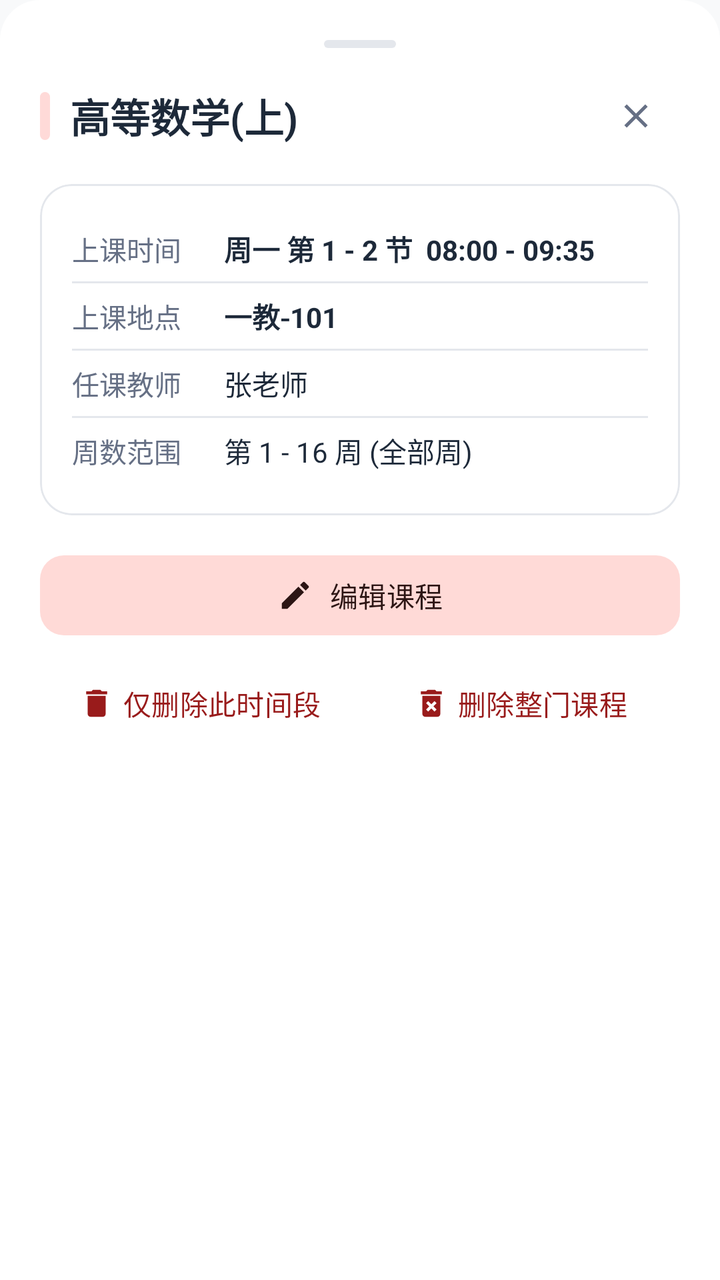
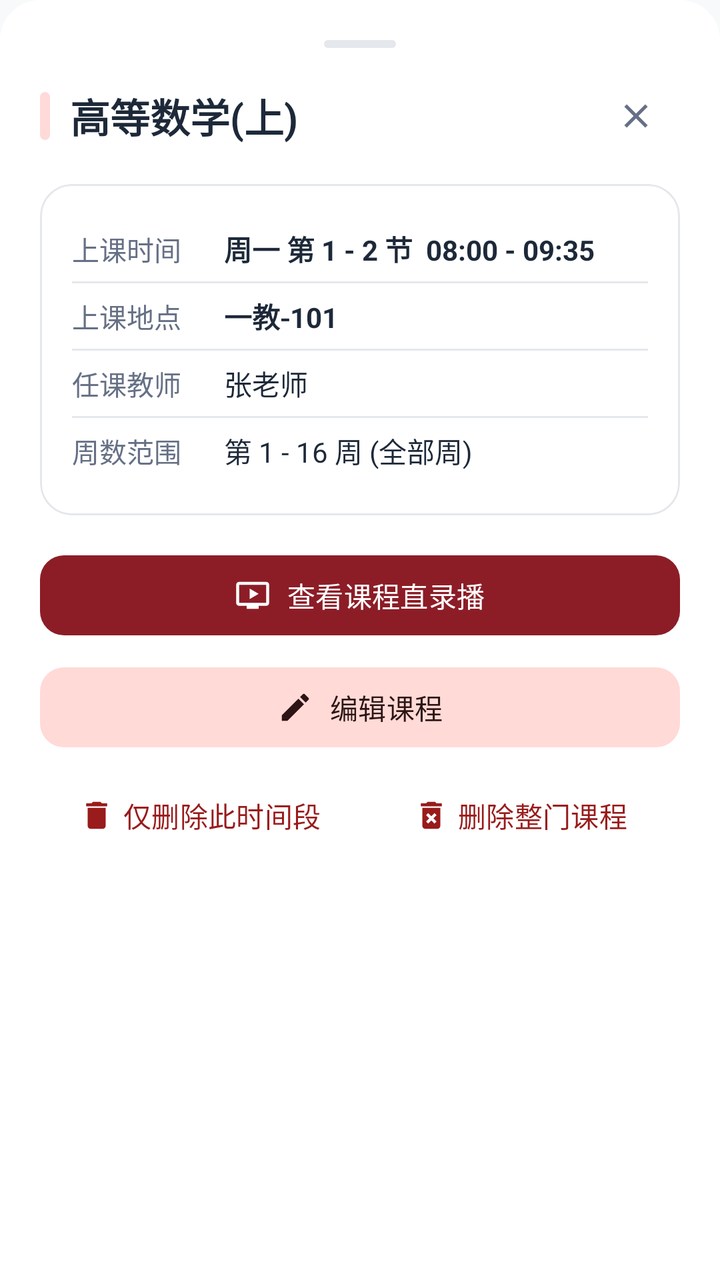

Screens rendered from an Android XML layout before and after an edit, with the pre-edit source and the edit as a unified diff.
<!-- AndroidManifest.xml: application theme Theme.UsstJwgl -->
<!-- res/layout/dialog_course_detail_wakeup.xml -->
<?xml version="1.0" encoding="utf-8"?>
<LinearLayout xmlns:android="http://schemas.android.com/apk/res/android"
    xmlns:app="http://schemas.android.com/apk/res-auto"
    android:layout_width="match_parent"
    android:layout_height="wrap_content"
    android:orientation="vertical"
    android:background="@drawable/bottom_sheet_bg"
    android:padding="20dp">

    
    <View
        android:layout_width="36dp"
        android:layout_height="4dp"
        android:layout_gravity="center_horizontal"
        android:layout_marginBottom="16dp"
        android:background="@drawable/drag_handle" />

    
    <LinearLayout
        android:layout_width="match_parent"
        android:layout_height="wrap_content"
        android:orientation="horizontal"
        android:gravity="center_vertical">

        <View
            android:id="@+id/viewCourseColor"
            android:layout_width="5dp"
            android:layout_height="24dp"
            android:layout_marginEnd="10dp"
            android:background="@drawable/badge_bg" />

        <TextView
            android:id="@+id/tvCourseTitle"
            android:layout_width="0dp"
            android:layout_height="wrap_content"
            android:layout_weight="1"
            android:text="高等数学(上)"
            android:textColor="@color/text_primary"
            android:textSize="20sp"
            android:textStyle="bold" />

        <com.google.android.material.button.MaterialButton
            android:id="@+id/btnClose"
            style="@style/Widget.Material3.Button.IconButton"
            android:layout_width="36dp"
            android:layout_height="36dp"
            android:padding="0dp"
            app:icon="@drawable/ic_close"
            app:iconTint="@color/text_secondary" />
    </LinearLayout>

    
    <com.google.android.material.card.MaterialCardView
        android:layout_width="match_parent"
        android:layout_height="wrap_content"
        android:layout_marginTop="16dp"
        app:cardBackgroundColor="@color/surface"
        app:cardCornerRadius="16dp"
        app:cardElevation="0dp"
        app:strokeColor="@color/border"
        app:strokeWidth="1dp">

        <LinearLayout
            android:layout_width="match_parent"
            android:layout_height="wrap_content"
            android:orientation="vertical"
            android:padding="16dp">

            
            <LinearLayout
                android:layout_width="match_parent"
                android:layout_height="wrap_content"
                android:gravity="center_vertical"
                android:orientation="horizontal"
                android:paddingVertical="6dp">

                <TextView
                    android:layout_width="76dp"
                    android:layout_height="wrap_content"
                    android:text="上课时间"
                    android:textColor="@color/text_secondary"
                    android:textSize="13.5sp" />

                <TextView
                    android:id="@+id/tvDetailTime"
                    android:layout_width="0dp"
                    android:layout_height="wrap_content"
                    android:layout_weight="1"
                    android:text="周一 第 1 - 2 节  08:00 - 09:35"
                    android:textColor="@color/text_primary"
                    android:textSize="14sp"
                    android:textStyle="bold" />
            </LinearLayout>

            <View
                android:layout_width="match_parent"
                android:layout_height="1dp"
                android:background="@color/border" />

            
            <LinearLayout
                android:layout_width="match_parent"
                android:layout_height="wrap_content"
                android:gravity="center_vertical"
                android:orientation="horizontal"
                android:paddingVertical="6dp">

                <TextView
                    android:layout_width="76dp"
                    android:layout_height="wrap_content"
                    android:text="上课地点"
                    android:textColor="@color/text_secondary"
                    android:textSize="13.5sp" />

                <TextView
                    android:id="@+id/tvDetailRoom"
                    android:layout_width="0dp"
                    android:layout_height="wrap_content"
                    android:layout_weight="1"
                    android:text="一教-101"
                    android:textColor="@color/text_primary"
                    android:textSize="14sp"
                    android:textStyle="bold" />
            </LinearLayout>

            <View
                android:layout_width="match_parent"
                android:layout_height="1dp"
                android:background="@color/border" />

            
            <LinearLayout
                android:layout_width="match_parent"
                android:layout_height="wrap_content"
                android:gravity="center_vertical"
                android:orientation="horizontal"
                android:paddingVertical="6dp">

                <TextView
                    android:layout_width="76dp"
                    android:layout_height="wrap_content"
                    android:text="任课教师"
                    android:textColor="@color/text_secondary"
                    android:textSize="13.5sp" />

                <TextView
                    android:id="@+id/tvDetailTeacher"
                    android:layout_width="0dp"
                    android:layout_height="wrap_content"
                    android:layout_weight="1"
                    android:text="张老师"
                    android:textColor="@color/text_primary"
                    android:textSize="14sp" />
            </LinearLayout>

            <View
                android:layout_width="match_parent"
                android:layout_height="1dp"
                android:background="@color/border" />

            
            <LinearLayout
                android:layout_width="match_parent"
                android:layout_height="wrap_content"
                android:gravity="center_vertical"
                android:orientation="horizontal"
                android:paddingVertical="6dp">

                <TextView
                    android:layout_width="76dp"
                    android:layout_height="wrap_content"
                    android:text="周数范围"
                    android:textColor="@color/text_secondary"
                    android:textSize="13.5sp" />

                <TextView
                    android:id="@+id/tvDetailWeeks"
                    android:layout_width="0dp"
                    android:layout_height="wrap_content"
                    android:layout_weight="1"
                    android:text="第 1 - 16 周 (全部周)"
                    android:textColor="@color/text_primary"
                    android:textSize="14sp" />
            </LinearLayout>

        </LinearLayout>
    </com.google.android.material.card.MaterialCardView>

    
    <LinearLayout
        android:layout_width="match_parent"
        android:layout_height="wrap_content"
        android:layout_marginTop="16dp"
        android:orientation="vertical">

        <com.google.android.material.button.MaterialButton
            android:id="@+id/btnEditCourse"
            style="@style/Widget.Material3.Button.TonalButton"
            android:layout_width="match_parent"
            android:layout_height="48dp"
            android:text="编辑课程"
            app:cornerRadius="12dp"
            app:icon="@drawable/ic_edit"
            app:iconGravity="textStart" />

        <LinearLayout
            android:layout_width="match_parent"
            android:layout_height="wrap_content"
            android:layout_marginTop="8dp"
            android:orientation="horizontal">

            <com.google.android.material.button.MaterialButton
                android:id="@+id/btnDeleteSlot"
                style="@style/Widget.Material3.Button.TextButton"
                android:layout_width="0dp"
                android:layout_height="44dp"
                android:layout_weight="1"
                android:text="仅删除此时间段"
                android:textColor="@color/grade_red_text"
                app:icon="@drawable/ic_delete"
                app:iconTint="@color/grade_red_text"
                app:iconGravity="textStart" />

            <com.google.android.material.button.MaterialButton
                android:id="@+id/btnDeleteCourse"
                style="@style/Widget.Material3.Button.TextButton"
                android:layout_width="0dp"
                android:layout_height="44dp"
                android:layout_weight="1"
                android:text="删除整门课程"
                android:textColor="@color/grade_red_text"
                app:icon="@drawable/ic_delete_forever"
                app:iconTint="@color/grade_red_text"
                app:iconGravity="textStart" />
        </LinearLayout>

    </LinearLayout>

</LinearLayout>
<!-- resources referenced by this layout -->
<resources>
  <color name="border">#E4E7EC</color>
  <color name="grade_red_text">#991B1B</color>
  <color name="surface">#FFFFFF</color>
  <color name="text_primary">#1D2939</color>
  <color name="text_secondary">#667085</color>
  <!-- drawable badge_bg (drawable) -->
  <?xml version="1.0" encoding="utf-8"?>
  <shape xmlns:android="http://schemas.android.com/apk/res/android"
      android:shape="rectangle">
      <corners android:radius="12dp" />
      <solid android:color="@color/badge_bg" />
  </shape>
  <!-- drawable bottom_sheet_bg (drawable) -->
  <?xml version="1.0" encoding="utf-8"?>
  <shape xmlns:android="http://schemas.android.com/apk/res/android"
      android:shape="rectangle">
      <solid android:color="@color/surface" />
      <corners
          android:topLeftRadius="20dp"
          android:topRightRadius="20dp"
          android:bottomLeftRadius="0dp"
          android:bottomRightRadius="0dp" />
  </shape>
  <!-- drawable drag_handle (drawable) -->
  <?xml version="1.0" encoding="utf-8"?>
  <shape xmlns:android="http://schemas.android.com/apk/res/android">
      <solid android:color="@color/border" />
      <corners android:radius="2dp" />
  </shape>
  <!-- drawable ic_close (drawable) -->
  <vector xmlns:android="http://schemas.android.com/apk/res/android"
      android:width="24dp"
      android:height="24dp"
      android:viewportWidth="24"
      android:viewportHeight="24">
    <path
        android:fillColor="@color/text_primary"
        android:pathData="M19,6.41L17.59,5 12,10.59 6.41,5 5,6.41 10.59,12 5,17.59 6.41,19 12,13.41 17.59,19 19,17.59 13.41,12z"/>
  </vector>
  <!-- drawable ic_delete (drawable) -->
  <vector xmlns:android="http://schemas.android.com/apk/res/android"
      android:width="24dp"
      android:height="24dp"
      android:viewportWidth="24"
      android:viewportHeight="24">
    <path
        android:fillColor="@color/text_primary"
        android:pathData="M6,19c0,1.1 0.9,2 2,2h8c1.1,0 2,-0.9 2,-2V7H6v12zM19,4h-3.5l-1,-1h-5l-1,1H5v2h14V4z"/>
  </vector>
  <!-- drawable ic_delete_forever (drawable) -->
  <vector xmlns:android="http://schemas.android.com/apk/res/android"
      android:width="24dp"
      android:height="24dp"
      android:viewportWidth="24"
      android:viewportHeight="24">
    <path
        android:fillColor="@color/text_primary"
        android:pathData="M6,19c0,1.1 0.9,2 2,2h8c1.1,0 2,-0.9 2,-2V7H6v12zm2.46,-7.12l1.41,-1.41L12,12.59l2.12,-2.12 1.41,1.41L13.41,14l2.12,2.12 -1.41,1.41L12,15.41l-2.12,2.12 -1.41,-1.41L10.59,14l-2.13,-2.12zM15.5,4l-1,-1h-5l-1,1H5v2h14V4z"/>
  </vector>
  <!-- drawable ic_edit (drawable) -->
  <vector xmlns:android="http://schemas.android.com/apk/res/android"
      android:width="24dp"
      android:height="24dp"
      android:viewportWidth="24"
      android:viewportHeight="24">
    <path
        android:fillColor="@color/text_primary"
        android:pathData="M3,17.25V21h3.75L17.81,9.94l-3.75,-3.75L3,17.25zM20.71,7.04c0.39,-0.39 0.39,-1.02 0,-1.41l-2.34,-2.34c-0.39,-0.39 -1.02,-0.39 -1.41,0l-1.83,1.83 3.75,3.75 1.83,-1.83z"/>
  </vector>
  <color name="badge_bg">#FFDAD8</color>
  <color name="primary">#8C1D27</color>
  <color name="on_primary">#FFFFFF</color>
  <color name="primary_container">#FFDAD8</color>
  <color name="on_primary_container">#3B080E</color>
  <color name="secondary">#775654</color>
  <color name="secondary_container">#FFDAD7</color>
  <color name="on_secondary_container">#2C1514</color>
  <color name="background">#F8F9FA</color>
  <!-- unchanged entries left out for length: 1 -->
</resources>

<!-- the commit's change to res/layout/dialog_course_detail_wakeup.xml (unified diff, before → after) -->
@@ -194,10 +194,20 @@
         android:orientation="vertical">
 
         <com.google.android.material.button.MaterialButton
+            android:id="@+id/btnOpenCourseLive"
+            android:layout_width="match_parent"
+            android:layout_height="48dp"
+            android:text="查看课程直录播"
+            app:cornerRadius="12dp"
+            app:icon="@drawable/ic_live_video"
+            app:iconGravity="textStart" />
+
+        <com.google.android.material.button.MaterialButton
             android:id="@+id/btnEditCourse"
             style="@style/Widget.Material3.Button.TonalButton"
             android:layout_width="match_parent"
             android:layout_height="48dp"
+            android:layout_marginTop="8dp"
             android:text="编辑课程"
             app:cornerRadius="12dp"
             app:icon="@drawable/ic_edit"
<!-- resource entries referenced after the edit -->
@@ -69,6 +69,16 @@
         android:fillColor="@color/text_primary"
         android:pathData="M3,17.25V21h3.75L17.81,9.94l-3.75,-3.75L3,17.25zM20.71,7.04c0.39,-0.39 0.39,-1.02 0,-1.41l-2.34,-2.34c-0.39,-0.39 -1.02,-0.39 -1.41,0l-1.83,1.83 3.75,3.75 1.83,-1.83z"/>
   </vector>
+  <!-- drawable ic_live_video (drawable) -->
+  <vector xmlns:android="http://schemas.android.com/apk/res/android"
+      android:width="24dp"
+      android:height="24dp"
+      android:viewportWidth="24"
+      android:viewportHeight="24">
+      <path
+          android:fillColor="#FF8C1D27"
+          android:pathData="M21,3H3c-1.1,0 -2,0.9 -2,2v12c0,1.1 0.9,2 2,2h5v2h8v-2h5c1.1,0 2,-0.9 2,-2V5c0,-1.1 -0.9,-2 -2,-2zM21,17H3V5h18v12zM10,7.5v7l6,-3.5l-6,-3.5z" />
+  </vector>
   <color name="badge_bg">#FFDAD8</color>
   <color name="primary">#8C1D27</color>
   <color name="on_primary">#FFFFFF</color>
